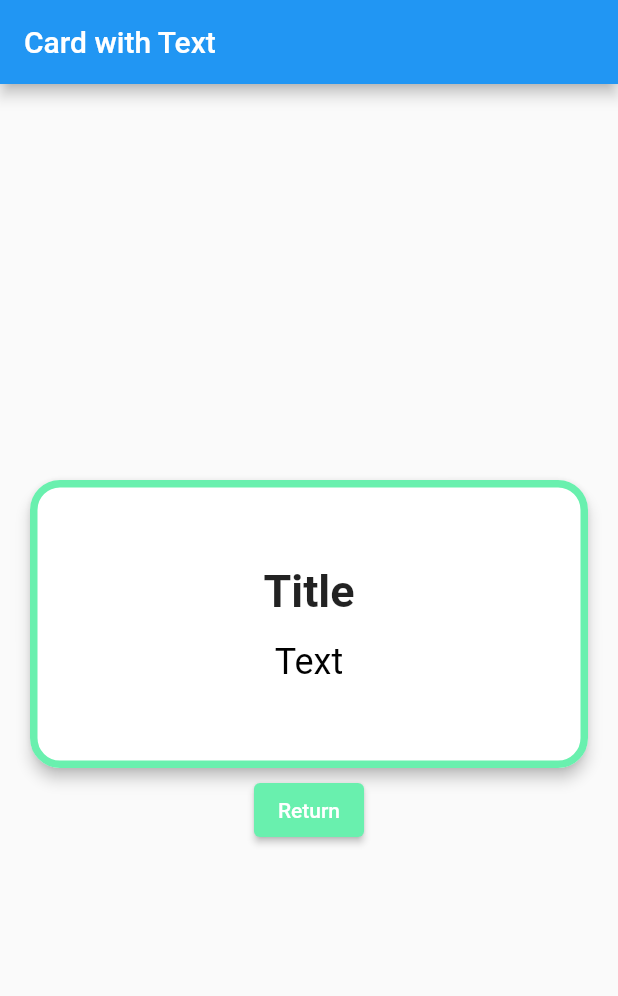
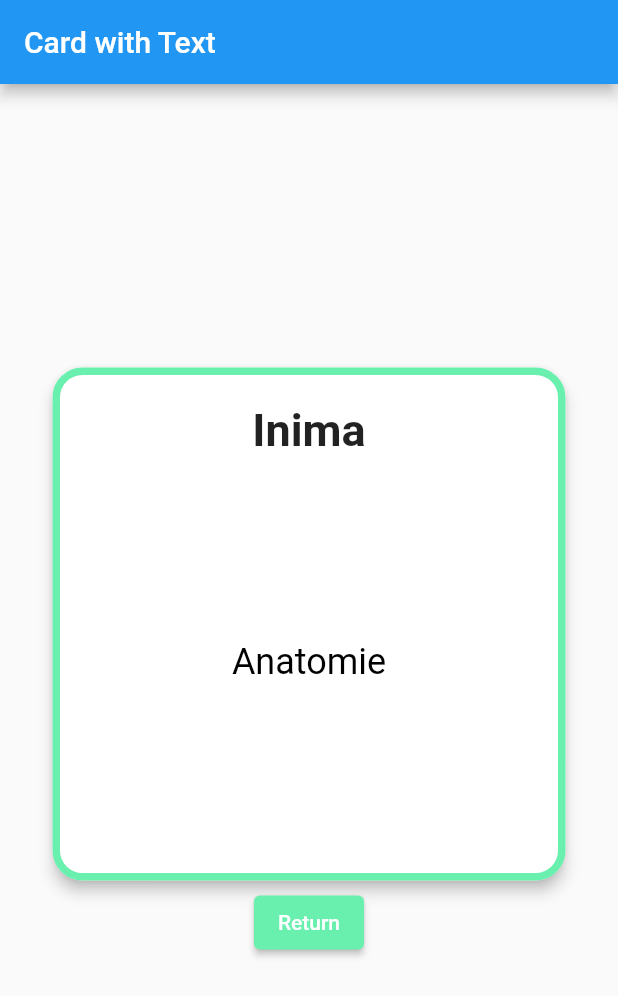
Before and after one commit to Alexandru736/AmiMemo, a Flutter app: the screen it shows after launch, after a tap on "Go to Card", on a phone screen of 412 x 824 dp. Shown: the top 996 px of the screen. Run offline on Flutter 3.47's test engine with Material 2 defaults, Android fonts, the phone set to English and light mode, and no system bars.

Commit message:
Renamed main.dart into flipCard.dart and added flashcard.dart

```diff
--- /dev/null
+++ b/lib/flashcard.dart
@@ -0,0 +1,41 @@
+class Flashcard {
+  final String id;
+  final String title;
+  final String description;
+  final String content;
+  final DateTime date;
+  final String correctWord;
+  final String wrongWord1;
+  final String wrongWord2;
+
+  Flashcard(this.id, this.title, this.description, this.content, this.date,
+      this.correctWord, this.wrongWord1, this.wrongWord2);
+
+  Map<String, String> toMap() {
+    Map<String, String> flashcardMap = {
+      'id': id,
+      'title': title,
+      'description': description,
+      'content': content,
+      'date': date.toString(),
+      'correctWord': correctWord,
+      'wrongWord1': wrongWord1,
+      'wrongWord2': wrongWord2,
+    };
+
+    return flashcardMap;
+  }
+
+  static Flashcard fromMap(Map<String, dynamic>? flashcardMap) {
+    return Flashcard(
+      flashcardMap?['id'],
+      flashcardMap?['title'],
+      flashcardMap?['description'],
+      flashcardMap?['content'],
+      DateTime.parse(flashcardMap?['date']),
+      flashcardMap?['correctWord'],
+      flashcardMap?['wrongWord1'],
+      flashcardMap?['wrongWord2'],
+    );
+  }
+}
--- a/lib/main.dart
+++ b/lib/flipCard.dart
@@ -1,6 +1,8 @@
 import 'dart:math' as math;
 
 import 'package:flutter/material.dart';
+
+import 'flashcard.dart';
 
 void main() {
   runApp(MaterialApp(
@@ -10,16 +12,25 @@ void main() {
 }
 
 class HomePage extends StatelessWidget {
+  DateTime dateTime=DateTime.now();
 
   @override
   Widget build(BuildContext context) {
     return Scaffold(
-      appBar: AppBar(title: Text('Home')),
+      appBar: AppBar(title: const Text('Home')),
       body: Center(
         child: ElevatedButton(
-          child: Text('Go to Card'),
+          child: const Text('Go to Card'),
           onPressed: () {
-            FlashCard flashCard = FlashCard('Title', 'Text', 'Content');
+            Flashcard flashCard = Flashcard("1234",
+              "Inima",
+              "Anatomie",
+              "Inima este un organ muscular care pompează sângele prin corp",
+              dateTime,
+              "dwadawd",
+              "organ",
+              "jucarie",
+            );
 
             Navigator.push(
                 context,
@@ -35,7 +46,7 @@ class HomePage extends StatelessWidget {
 }
 
 class MyApp extends StatefulWidget {
-  final FlashCard flashCard;
+  final Flashcard flashCard;
 
   const MyApp({Key? key, required this.flashCard}) : super(key: key);
 
@@ -43,13 +54,6 @@ class MyApp extends StatefulWidget {
   _MyAppState createState() => _MyAppState();
 }
 
-class FlashCard {
-  final String title;
-  final String text;
-  final String content;
-
-  FlashCard(this.title, this.text, this.content);
-}
 
 class _MyAppState extends State<MyApp> {
   @override
@@ -57,7 +61,7 @@ class _MyAppState extends State<MyApp> {
     return MaterialApp(
       home: Scaffold(
         appBar: AppBar(
-          title: Text('Card with Text'),
+          title: const Text('Card with Text'),
         ),
         body: Center(
           child: Column(
@@ -65,7 +69,7 @@ class _MyAppState extends State<MyApp> {
             children: [
               MyCard(
                 title: widget.flashCard.title,
-                text: widget.flashCard.text,
+                description: widget.flashCard.description,
                 content: widget.flashCard.content,
               ),
               ElevatedButton(
@@ -90,13 +94,13 @@ class _MyAppState extends State<MyApp> {
 
 class MyCard extends StatefulWidget {
   final String title;
-  final String text;
+  final String description;
   final String content;
 
   const MyCard({
     Key? key,
     required this.title,
-    required this.text,
+    required this.description,
     required this.content,
   }) : super(key: key);
 
@@ -114,7 +118,7 @@ class _MyCardState extends State<MyCard> with SingleTickerProviderStateMixin {
     super.initState();
     _controller = AnimationController(
       vsync: this,
-      duration: Duration(milliseconds: 500),
+      duration: const Duration(milliseconds: 500),
     );
     _animation = Tween<double>(begin: 0, end: 1).animate(_controller)
       ..addListener(() {
@@ -147,7 +151,7 @@ class _MyCardState extends State<MyCard> with SingleTickerProviderStateMixin {
       elevation: 4,
       color: Colors.white,
       shape: RoundedRectangleBorder(
-        side: BorderSide(
+        side: const BorderSide(
           color: Colors.greenAccent,
           width: 5,
         ),
@@ -156,18 +160,25 @@ class _MyCardState extends State<MyCard> with SingleTickerProviderStateMixin {
       child: Padding(
         padding: const EdgeInsets.all(16.0),
         child: Column(
-          mainAxisAlignment: MainAxisAlignment.center,
+          crossAxisAlignment: CrossAxisAlignment.center,
           children: [
-            Text(
-              widget.title,
-              style: TextStyle(fontSize: 30, fontWeight: FontWeight.bold),
-              textAlign: TextAlign.center,
+            Padding(
+              padding: const EdgeInsets.all(8.0),
+              child: Text(
+                widget.title,
+                style: const TextStyle(fontSize: 30, fontWeight: FontWeight.bold),
+                textAlign: TextAlign.center,
+              ),
             ),
-            SizedBox(height: 16.0),
-            Text(
-              widget.text,
-              style: TextStyle(fontSize: 24, color: Colors.black),
-              textAlign: TextAlign.center,
+            Expanded(
+              child: Container(
+                alignment: Alignment.center,
+                child: Text(
+                  widget.description,
+                  style: const TextStyle(fontSize: 24, color: Colors.black),
+                  textAlign: TextAlign.center,
+                ),
+              ),
             ),
           ],
         ),
@@ -178,7 +189,7 @@ class _MyCardState extends State<MyCard> with SingleTickerProviderStateMixin {
       elevation: 4,
       color: Colors.white,
       shape: RoundedRectangleBorder(
-        side: BorderSide(
+        side: const BorderSide(
           color: Colors.greenAccent,
           width: 5,
         ),
@@ -197,10 +208,10 @@ class _MyCardState extends State<MyCard> with SingleTickerProviderStateMixin {
             children: [
               Text(
                 widget.content,
-                style: TextStyle(fontSize: 24, color: Colors.black),
+                style: const TextStyle(fontSize: 24, color: Colors.black),
                 textAlign: TextAlign.center,
               ),
-              SizedBox(height: 16.0),
+              //const SizedBox(height: 16.0),
             ],
           ),
         ),
@@ -211,8 +222,8 @@ class _MyCardState extends State<MyCard> with SingleTickerProviderStateMixin {
       onTap: _flipCard,
       child: Container(
         margin: const EdgeInsets.symmetric(horizontal: 16.0),
-        width: double.infinity,
-        height: 200.0,
+        width: 350,
+        height: 350.0,
         child: Transform(
           transform: Matrix4.identity()
             ..setEntry(3, 2, 0.001)
```
Also changed, not shown: 1 other file.
